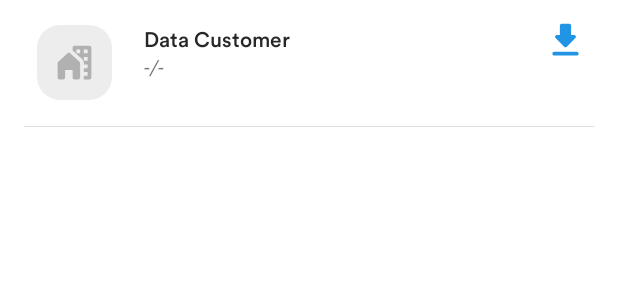
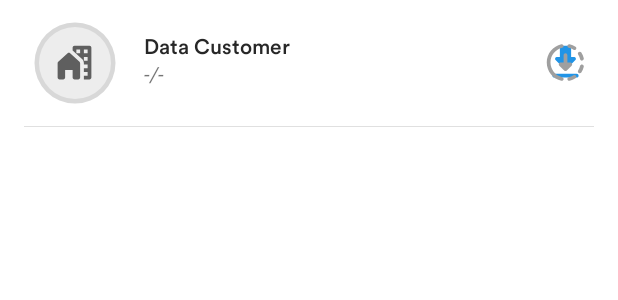
Before and after one commit to haerulmuttaqin/CPN-BDM-Gafi, an Android app: the layout item_download_customer.xml on its own in the app's theme, with its tools: preview values and no code run, on a phone screen of 412 x 824 dp. Shown: the top 300 px of the screen. Run offline under Robolectric (Android 15) with nearby library versions, the phone set to English and light mode, and no system bars.

Commit message:
updated download customer layout

```diff
--- a/app/src/main/AndroidManifest.xml
+++ b/app/src/main/AndroidManifest.xml
@@ -32,7 +32,7 @@
         android:requestLegacyExternalStorage="true"
         android:usesCleartextTraffic="true"
         android:theme="@style/Theme.CPNBDMGafi">
-        <activity android:name=".ui.downloader.DownloaderActivity" />
+        <activity android:name=".ui.downloader.DownloadCustomerActivity" />
         <activity
             android:name=".ui.splash.SplashActivity"
             android:theme="@style/Theme.CPNBDMGafi.SplashScreen">
--- a/app/src/main/java/co/id/cpn/bdmgafi/ui/downloader/DownloaderActivity.kt
+++ b/app/src/main/java/co/id/cpn/bdmgafi/ui/downloader/DownloadCustomerActivity.kt
@@ -2,6 +2,7 @@ package co.id.cpn.bdmgafi.ui.downloader
 
 import androidx.appcompat.app.AppCompatActivity
 import android.os.Bundle
+import android.os.Handler
 import android.widget.Toast
 import co.id.cpn.bdmgafi.R
 import co.id.cpn.bdmgafi.databinding.ActivityDownloaderBinding
@@ -13,7 +14,7 @@ import java.io.BufferedReader
 import java.io.FileNotFoundException
 import java.io.InputStreamReader
 
-class DownloaderActivity : AppCompatActivity() {
+class DownloadCustomerActivity : AppCompatActivity() {
 
     private lateinit var binding: ActivityDownloaderBinding
 
@@ -21,6 +22,10 @@ class DownloaderActivity : AppCompatActivity() {
         super.onCreate(savedInstanceState)
         binding = ActivityDownloaderBinding.inflate(layoutInflater)
         setContentView(binding.root)
+
+        Handler().postDelayed({
+            finish()
+        }, 500)
     }
 
     private fun readFile(fileName: String) {
--- /dev/null
+++ b/app/src/main/java/co/id/cpn/bdmgafi/ui/downloader/DownloadCustomerAdapter.kt
@@ -0,0 +1,4 @@
+package co.id.cpn.bdmgafi.ui.downloader
+
+class DownloadCustomerAdapter   {
+}
--- /dev/null
+++ b/app/src/main/java/co/id/cpn/bdmgafi/ui/downloader/DownloadCustomerViewModel.kt
@@ -0,0 +1,6 @@
+package co.id.cpn.bdmgafi.ui.downloader
+
+import androidx.lifecycle.ViewModel
+
+class DownloadCustomerViewModel: ViewModel() {
+}
--- a/app/src/main/java/co/id/cpn/bdmgafi/ui/main/MainActivity.kt
+++ b/app/src/main/java/co/id/cpn/bdmgafi/ui/main/MainActivity.kt
@@ -14,6 +14,7 @@ import co.id.cpn.bdmgafi.ui.base.BaseActivity
 import co.id.cpn.bdmgafi.ui.customer.CustomerActivity
 import co.id.cpn.bdmgafi.ui.customer.DownloadCustomerDistribution
 import co.id.cpn.bdmgafi.ui.dashboard.DashboardActivity
+import co.id.cpn.bdmgafi.ui.downloader.DownloadCustomerActivity
 import co.id.cpn.bdmgafi.ui.login.LoginActivity
 import co.id.cpn.bdmgafi.ui.worker.DownloadOperations
 import co.id.cpn.bdmgafi.util.AppUtils
@@ -88,7 +89,7 @@ class MainActivity : BaseActivity() {
         })
 
         binding.workingArea.setOnClickListener {
-            finish()
+            startActivity(Intent(this, DownloadCustomerActivity::class.java))
         }
     }
 
@@ -125,7 +126,6 @@ class MainActivity : BaseActivity() {
             }
             false
         }
-
 
     fun showDialogLoadCustomer() {
         val li = this.getSystemService(LAYOUT_INFLATER_SERVICE) as LayoutInflater
--- /dev/null
+++ b/app/src/main/res/drawable/bg_secondary_rounded.xml
@@ -0,0 +1,8 @@
+<?xml version="1.0" encoding="utf-8"?>
+<layer-list xmlns:android="http://schemas.android.com/apk/res/android" xmlns:app="http://schemas.android.com/apk/res-auto" xmlns:aapt="http://schemas.android.com/aapt">
+    <item android:left="0dp" android:right="0dp" android:bottom="0dp">
+        <shape android:shape="oval">
+            <solid android:color="@color/gray_050"/>
+        </shape>
+    </item>
+</layer-list>
--- /dev/null
+++ b/app/src/main/res/drawable/ic_round_downloading_24.xml
@@ -0,0 +1,4 @@
+<?xml version="1.0" encoding="utf-8"?>
+<vector xmlns:android="http://schemas.android.com/apk/res/android" xmlns:app="http://schemas.android.com/apk/res-auto" xmlns:aapt="http://schemas.android.com/aapt" android:tint="?attr/colorControlNormal" android:height="24dp" android:width="24dp" android:viewportWidth="24" android:viewportHeight="24">
+    <path android:fillColor="@android:color/white" android:pathData="M17.33,3.55c-0.94,-0.6 -1.99,-1.04 -3.12,-1.3C13.59,2.11 13,2.59 13,3.23v0c0,0.45 0.3,0.87 0.74,0.97c0.91,0.2 1.77,0.56 2.53,1.05c0.39,0.25 0.89,0.17 1.22,-0.16l0,0C17.94,4.64 17.87,3.89 17.33,3.55zM20.77,11L20.77,11c0.64,0 1.13,-0.59 0.98,-1.21c-0.26,-1.12 -0.7,-2.17 -1.3,-3.12c-0.34,-0.54 -1.1,-0.61 -1.55,-0.16l0,0c-0.32,0.32 -0.4,0.83 -0.16,1.22c0.49,0.77 0.85,1.62 1.05,2.53C19.9,10.7 20.31,11 20.77,11zM18.9,17.49L18.9,17.49c0.45,0.45 1.21,0.38 1.55,-0.15c0.6,-0.94 1.04,-1.99 1.3,-3.11c0.14,-0.62 -0.35,-1.21 -0.98,-1.21h0c-0.45,0 -0.87,0.3 -0.97,0.74c-0.2,0.91 -0.57,1.76 -1.05,2.53C18.5,16.66 18.58,17.17 18.9,17.49zM13,20.77L13,20.77c0,0.64 0.59,1.13 1.21,0.98c1.12,-0.26 2.17,-0.7 3.11,-1.3c0.54,-0.34 0.61,-1.1 0.16,-1.55l0,0c-0.32,-0.32 -0.83,-0.4 -1.21,-0.15c-0.76,0.49 -1.61,0.85 -2.53,1.05C13.3,19.9 13,20.31 13,20.77zM13,12V8c0,-0.55 -0.45,-1 -1,-1h0c-0.55,0 -1,0.45 -1,1v4H9.41c-0.89,0 -1.34,1.08 -0.71,1.71l2.59,2.59c0.39,0.39 1.02,0.39 1.41,0l2.59,-2.59c0.63,-0.63 0.18,-1.71 -0.71,-1.71H13zM11,20.77L11,20.77c0,0.64 -0.59,1.13 -1.21,0.99C5.33,20.75 2,16.77 2,12s3.33,-8.75 7.79,-9.75C10.41,2.11 11,2.59 11,3.23v0c0,0.46 -0.31,0.87 -0.76,0.97C6.67,5 4,8.19 4,12s2.67,7 6.24,7.8C10.69,19.9 11,20.31 11,20.77z"/>
+</vector>
--- a/app/src/main/res/layout/activity_downloader.xml
+++ b/app/src/main/res/layout/activity_downloader.xml
@@ -4,7 +4,7 @@
     xmlns:tools="http://schemas.android.com/tools"
     android:layout_width="match_parent"
     android:layout_height="match_parent"
-    tools:context=".ui.downloader.DownloaderActivity">
+    tools:context=".ui.downloader.DownloadCustomerActivity">
 
 
 
--- a/app/src/main/res/layout/item_download_customer.xml
+++ b/app/src/main/res/layout/item_download_customer.xml
@@ -1,18 +1,18 @@
 <?xml version="1.0" encoding="utf-8"?>
 <LinearLayout xmlns:android="http://schemas.android.com/apk/res/android"
+    xmlns:aapt="http://schemas.android.com/aapt"
     xmlns:app="http://schemas.android.com/apk/res-auto"
-    android:orientation="vertical"
+    style="@style/Clickable"
     android:layout_width="match_parent"
     android:layout_height="wrap_content"
-    style="@style/Clickable">
+    android:orientation="vertical">
 
     <RelativeLayout
+        android:layout_width="match_parent"
+        android:layout_height="wrap_content"
         android:layout_marginStart="20dp"
-        android:layout_marginEnd="20dp"
         android:paddingTop="12dp"
-        android:paddingBottom="12dp"
-        android:layout_width="match_parent"
-        android:layout_height="wrap_content">
+        android:paddingBottom="12dp">
 
         <RelativeLayout
             android:id="@+id/progressLayout"
@@ -21,93 +21,101 @@
 
             <ImageView
                 android:id="@+id/icon"
-                android:background="@drawable/bg_secondary"
-                android:src="@drawable/ic_home_work"
-                android:padding="10dp"
                 android:layout_width="50dp"
                 android:layout_height="50dp"
                 android:layout_centerInParent="true"
-                app:tint="@color/gray_100" />
+                android:background="@drawable/bg_secondary_rounded"
+                android:padding="10dp"
+                android:src="@drawable/ic_home_work" />
 
             <ProgressBar
                 android:id="@+id/progress"
-                android:visibility="invisible"
                 style="?android:attr/progressBarStyleHorizontal"
                 android:layout_width="match_parent"
                 android:layout_height="match_parent"
-                android:max="100"
-                android:progress="50"
-                android:secondaryProgress="100"
-                android:progressDrawable="@drawable/circular_progress"/>
-
+                android:progress="0"
+                android:progressDrawable="@drawable/circular_progress"
+                android:secondaryProgress="100" />
         </RelativeLayout>
 
         <LinearLayout
-            android:orientation="vertical"
+            android:layout_width="match_parent"
+            android:layout_height="wrap_content"
             android:layout_marginStart="16dp"
-            android:layout_marginTop="5dp"
-            android:layout_toEndOf="@id/progressLayout"
-            android:layout_toStartOf="@id/progressBarInit"
-            android:layout_width="match_parent"
-            android:layout_height="wrap_content">
+            android:layout_marginTop="10dp"
+            android:layout_toStartOf="@+id/progressBarInit"
+            android:layout_toEndOf="@+id/progressLayout"
+            android:orientation="vertical">
 
             <TextView
                 android:id="@+id/textCustomer"
+                android:layout_width="match_parent"
+                android:layout_height="wrap_content"
+                android:fontFamily="@font/medium"
                 android:text="Data Customer"
-                android:textColor="@color/gray_400"
-                android:fontFamily="@font/medium"
-                android:layout_width="match_parent"
-                android:layout_height="wrap_content"/>
+                android:textColor="@color/gray_400" />
 
             <TextView
+                android:id="@+id/textProgressSize"
+                android:layout_width="wrap_content"
+                android:layout_height="wrap_content"
+                android:layout_below="@+id/textCustomer"
+                android:layout_marginEnd="5dp"
+                android:layout_toEndOf="@+id/progressLayout"
+                android:gravity="end"
+                android:paddingEnd="10dp"
                 android:text="-/-"
-                android:layout_below="@id/textCustomer"
-                android:layout_toEndOf="@id/progressLayout"
-                android:id="@+id/textProgressSize"
-                android:typeface="sans"
                 android:textSize="14sp"
                 android:textStyle="italic"
-                android:layout_width="wrap_content"
-                android:layout_marginEnd="5dp"
-                android:layout_height="wrap_content"
-                android:gravity="end"/>
+                android:typeface="sans" />
+        </LinearLayout>
 
-        </LinearLayout>
         <ImageView
             android:id="@+id/download"
-            android:layout_width="30dp"
-            android:layout_height="30dp"
-            android:src="@drawable/ic_download"
+            android:layout_width="50dp"
+            android:layout_height="50dp"
             android:layout_alignParentEnd="true"
+            android:layout_centerVertical="true"
+            android:layout_marginEnd="10dp"
+            android:background="?attr/selectableItemBackgroundBorderless"
             android:clickable="true"
             android:focusable="true"
+            android:padding="10dp"
+            android:src="@drawable/ic_download"
+            app:tint="@color/blue_200" />
+
+        <ImageView
+            android:id="@+id/re_download"
+            android:layout_width="50dp"
+            android:layout_height="50dp"
+            android:layout_alignParentEnd="true"
+            android:layout_centerVertical="true"
+            android:layout_marginEnd="10dp"
             android:background="?attr/selectableItemBackgroundBorderless"
-            app:tint="@color/blue_200" />
+            android:clickable="true"
+            android:focusable="true"
+            android:padding="10dp"
+            android:src="@drawable/ic_round_downloading_24"
+            app:tint="@color/gray_150" />
+
         <com.airbnb.lottie.LottieAnimationView
+            android:id="@+id/progressBarInit"
+            android:layout_width="50dp"
+            android:layout_height="50dp"
+            android:layout_alignParentEnd="true"
+            android:layout_centerVertical="true"
+            android:layout_marginEnd="10dp"
+            android:padding="10dp"
             android:visibility="invisible"
-            android:layout_alignParentEnd="true"
-            android:id="@+id/progressBarDownloading"
-            android:layout_width="30dp"
-            android:layout_height="30dp"
-            app:lottie_autoPlay="true"
-            app:lottie_fileName="download.json"
-            app:lottie_loop="true"/>
-        <com.airbnb.lottie.LottieAnimationView
-            android:visibility="invisible"
-            android:layout_alignParentEnd="true"
-            android:id="@+id/progressBarInit"
-            android:layout_width="30dp"
-            android:layout_height="30dp"
             app:lottie_autoPlay="true"
             app:lottie_fileName="loading_blue.json"
-            app:lottie_loop="true"/>
+            app:lottie_loop="true" />
     </RelativeLayout>
 
     <View
         android:id="@+id/divider"
         style="@style/Divider"
-        android:layout_below="@id/content"
+        android:layout_below="@+id/content"
         android:layout_marginStart="16dp"
         android:layout_marginEnd="16dp" />
-
 </LinearLayout>
--- a/app/src/main/res/values/colors.xml
+++ b/app/src/main/res/values/colors.xml
@@ -17,9 +17,10 @@
     <color name="yellow_200">#FFAB00</color>
     <color name="yellow_500">#D38E03</color>
     <color name="orange">#FF6D00</color>
-    <color name="gray_050">#EDEDED</color>
-    <color name="gray_080">#D1D1D1</color>
-    <color name="gray_100">#B1B1B1</color>
+    <color name="gray_050">#ededed</color>
+    <color name="gray_080">#d1d1d1</color>
+    <color name="gray_100">#b1b1b1</color>
+    <color name="gray_150">#9f9f9f</color>
     <color name="gray_200">#707070</color>
     <color name="gray_300">#474747</color>
     <color name="gray_400">#272727</color>
```
